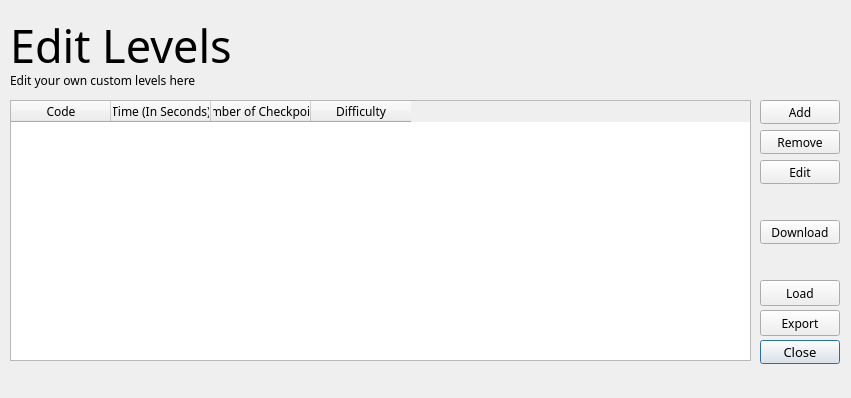
Qt form wikiLYNX/ui/editlevel.ui (flamboyantpenguin/wikilynx) before a commit.
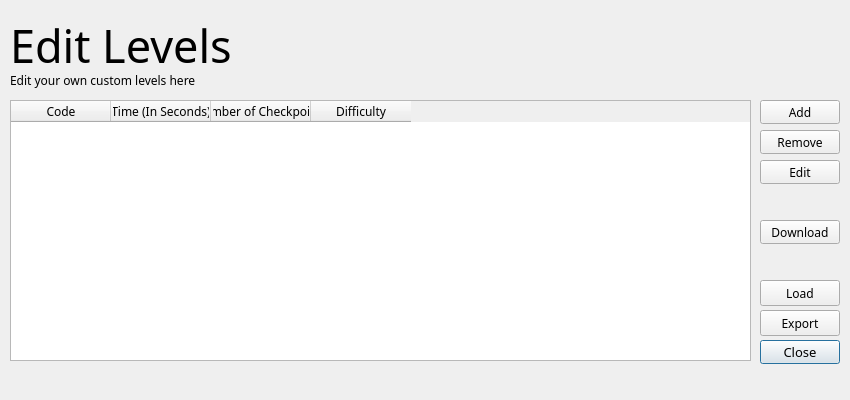
The same form after that commit.

```diff
--- a/wikiLYNX/ui/editlevel.ui
+++ b/wikiLYNX/ui/editlevel.ui
@@ -9,10 +9,22 @@
    <rect>
     <x>0</x>
     <y>0</y>
-    <width>851</width>
-    <height>398</height>
+    <width>850</width>
+    <height>400</height>
    </rect>
   </property>
+  <property name="minimumSize">
+   <size>
+    <width>850</width>
+    <height>400</height>
+   </size>
+  </property>
+  <property name="maximumSize">
+   <size>
+    <width>850</width>
+    <height>400</height>
+   </size>
+  </property>
   <property name="font">
    <font>
     <family>Noto Sans</family>
```
